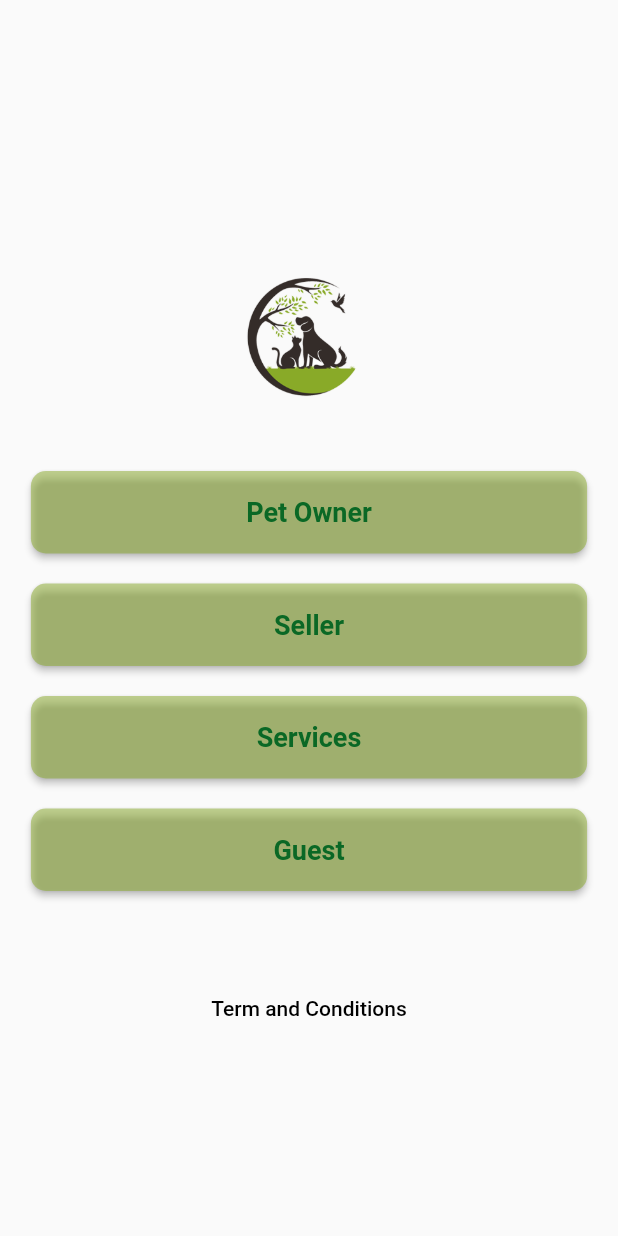
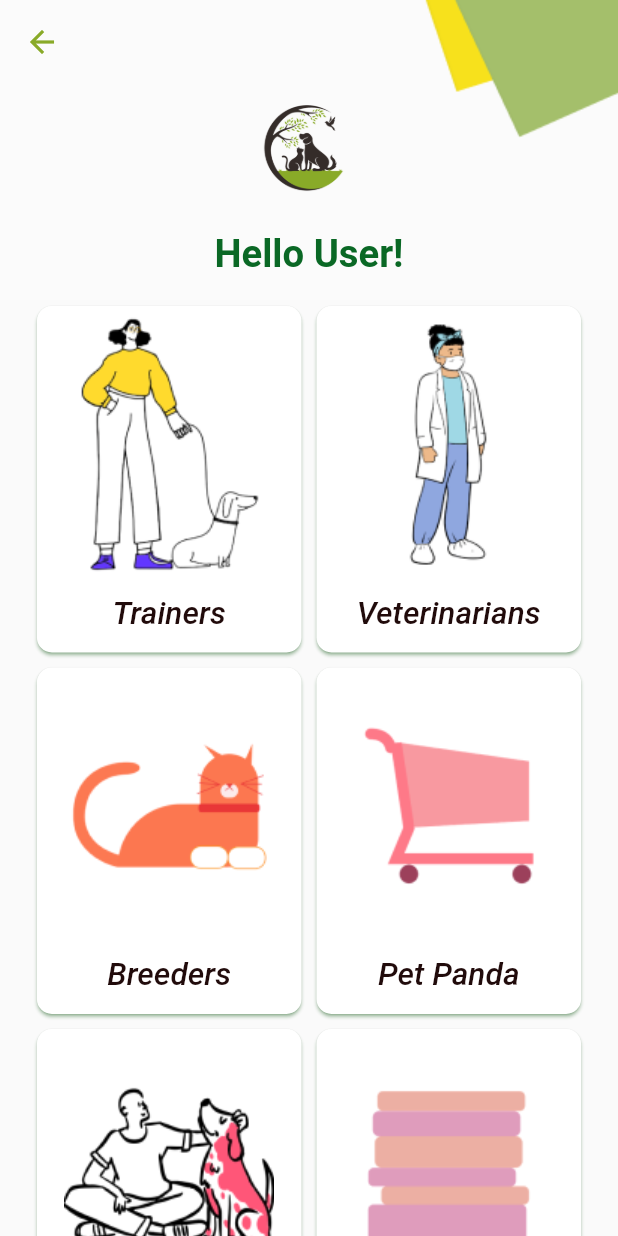
Before and after one commit to imran-maher/Pet-Paradise, a Flutter app: what mobile() shows on an empty page, opened directly, on a phone screen of 412 x 824 dp. Run offline on Flutter 3.47's test engine with Material 2 defaults, Android fonts, the phone set to English and light mode, and no system bars; our stand-ins replace firebase_core; accounts and stored records are empty.

Commit message:
Main dashboard Page Design

```diff
--- a/lib/screens/main_dashboard.dart
+++ b/lib/screens/main_dashboard.dart
@@ -1,15 +1,9 @@
 import 'package:flutter/material.dart';
+import 'package:flutter/services.dart';
 import 'package:pet_paradise/controllers/responsive_controller.dart';
-import 'package:pet_paradise/screens/login_screen.dart';
+import 'package:pet_paradise/utils/colors.dart';
 
-
-
-import '../custom_widgets/custom_widgets.dart';
-import '../utils/colors.dart';
 import '../utils/size_config.dart';
-
-String dropDownValue = "English";
-double buttonSpace = 20;
 
 class MainDashboard extends StatefulWidget {
   const MainDashboard({Key? key}) : super(key: key);
@@ -19,10 +13,20 @@ class MainDashboard extends StatefulWidget {
 }
 
 class _MainDashboardState extends State<MainDashboard> {
+  //Card Data To Show On Dashboard
+
+  @override
+  void initState() {
+    // TODO: implement initState
+    super.initState();
+    SystemChrome.setEnabledSystemUIMode(SystemUiMode.manual, overlays: []);
+  }
+
   @override
   Widget build(BuildContext context) {
     MyAppSize.config(MediaQuery.of(context));
     return Scaffold(
+      extendBodyBehindAppBar: true,
       body: Responsive(
         mobile: mobile(context),
         web: web(context),
@@ -32,114 +36,151 @@ class _MainDashboardState extends State<MainDashboard> {
   }
 }
 
-//TODO : Go To Login Screen
-goToLoginScreen(BuildContext context) {
-  Navigator.of(context).pushReplacement(
-    MaterialPageRoute(
-      builder: (context) => LoginScreen(),
-    ),
+//TODO : Mobile UI
+
+Widget mobile(BuildContext context) {
+  return Stack(
+alignment: Alignment.topRight,
+    children: [
+      Image(image: AssetImage("assets/images/rectDesign.png"),alignment: Alignment.topCenter,),
+      CustomScrollView(
+        physics: BouncingScrollPhysics(),
+        slivers: [
+          myDashboardAppBar(title: "Hello User!"),
+          SliverPadding(
+              padding: EdgeInsets.only(
+                  left: MyAppSize.width! * 0.05, right: MyAppSize.width! * 0.05),sliver: myDashboardGrid()),
+
+        ],
+      ),
+    ],
   );
 }
 
-//TODO : Mobile UI
-Widget mobile(BuildContext context) {
-  // return Container(
-  //   decoration: BoxDecoration(
-  //     image: DecorationImage(
-  //       fit: BoxFit.cover,
-  //       image: AssetImage("assets/images/backgrounds/bg1.jpg"),
-  //     ),
-  //   ),
-  //   child:
-  return Padding(
-      padding: EdgeInsets.only(
-          left: MyAppSize.width! * 0.05, right: MyAppSize.width! * 0.05),
-      child: Column(
-        crossAxisAlignment: CrossAxisAlignment.stretch,
-        mainAxisAlignment: MainAxisAlignment.center,
+//TODO : TABLET UI
+Widget tablet(BuildContext context) {
+  return Center(
+    child: Text("In Designing Process"),
+  );
+}
+
+//TODO : Web UI
+Widget web(BuildContext context) {
+  return Center(
+    child: Text("In Designing Process"),
+  );
+}
+
+// Appbar
+SliverAppBar myDashboardAppBar({required String title}) {
+  return SliverAppBar(
+
+    pinned: true,
+    floating: false,
+    elevation: 0,
+    expandedHeight: 200,
+    backgroundColor: Colors.white10,
+    leading: Icon(Icons.arrow_back, color: MyColors.LIGHT_GREEN),
+    flexibleSpace: FlexibleSpaceBar(
+      stretchModes: [StretchMode.zoomBackground,StretchMode.blurBackground],
+      title: Text(
+        "$title",
+        style: TextStyle(
+            fontSize: 17, color: MyColors.DARK_GREEN, fontWeight: FontWeight.bold),
+      ),
+      titlePadding: EdgeInsets.all(16),
+centerTitle: true,
+      background: Stack(
+        alignment: Alignment.center,
         children: [
-          SizedBox(
-            height: 15,
+          Image(
+            image: AssetImage("assets/images/logo.png"),height: 98,width: 127,
           ),
-          //TODO : Top Logo
-          Image(
-            image: AssetImage("assets/images/logo.png"),
-            height: 135,
-            width: 163,
-          ),
-          SizedBox(
-            height: buttonSpace,
-          ),
-          //TODO : Pet Owner
-          MyButton(
-            onPressed: (){
-              Navigator.of(context) .push(MaterialPageRoute( builder: (context) => LoginScreen()));
-            },
-            title: "Pet Owner",
-            color: MyColors.LIGHT_GREEN40,
-            textColor: MyColors.DARK_GREEN,
-          ),
-          SizedBox(
-            height: buttonSpace,
-          ),
-          //TODO : Seller
-          MyButton(
-            onPressed: (){
-          Navigator.of(context) .push(MaterialPageRoute( builder: (context) => LoginScreen()));
-          },
-            title: "Seller",
-            color: MyColors.LIGHT_GREEN40,
-            textColor: MyColors.DARK_GREEN,
-          ),
-          SizedBox(
-            height: buttonSpace,
-          ),
-          //TODO: Services
-          MyButton(
-            onPressed:  (){
-              Navigator.of(context) .push(MaterialPageRoute( builder: (context) => LoginScreen()));
-            },
-            title: "Services",
-            color: MyColors.LIGHT_GREEN40,
-            textColor: MyColors.DARK_GREEN,
-          ),
-          SizedBox(
-            height: buttonSpace,
-          ),
-          //TODO: Guest
-          MyButton(
-            onPressed: (){},
-            title: "Guest",
-            color: MyColors.LIGHT_GREEN40,
-            textColor: MyColors.DARK_GREEN,
-          ),
-          SizedBox(
-            height: 70,
-          ),
-          GestureDetector(
-            onTap: () {},
-            child: Center(
-              child: Text(
-                "Term and Conditions",
-                style: TextStyle(
-                    color: Colors.black,
-                    fontSize: 14,
-                    fontWeight: FontWeight.w500),
-              ),
-            ),
-          )
         ],
       ),
+      collapseMode: CollapseMode.parallax,
+    ),
 
   );
 }
 
-//TODO : Tablet UI
-Widget tablet(BuildContext context) {
-  return Center(child: Text("In Designing Process"));
+// Dashboard Grid
+SliverGrid myDashboardGrid() {
+  List<MyDashboardCardData> gridCardData = generateCardData();
+  return SliverGrid(
+    gridDelegate: SliverGridDelegateWithFixedCrossAxisCount(
+        crossAxisCount: 2,
+        mainAxisExtent: 239,
+        mainAxisSpacing: 2,
+        crossAxisSpacing: 2),
+    delegate: SliverChildBuilderDelegate((BuildContext context, int index) {
+      return Card(
+        elevation: 1,
+        shadowColor: Colors.green,
+        shape: RoundedRectangleBorder(borderRadius: BorderRadius.circular(10)),
+        child: InkWell(
+          splashColor: MyColors.LIGHT_GREEN,
+          onTap: () {},
+          borderRadius: BorderRadius.circular(10),
+          child: Column(
+            mainAxisAlignment: MainAxisAlignment.center,
+            crossAxisAlignment: CrossAxisAlignment.stretch,
+            children: [
+              Expanded(
+                  flex: 4,
+                  child:
+                      Image(image: AssetImage(gridCardData[index]._imgPath))),
+              Expanded(
+                  child: Padding(
+                padding: const EdgeInsets.all(8.0),
+                child: Text(
+                  gridCardData[index]._title,
+                  textAlign: TextAlign.center,
+                  style: TextStyle(
+                      color: MyColors.DARK_BROWN,
+                      fontSize: 21,
+                      fontStyle: FontStyle.italic,
+                      fontWeight: FontWeight.w500),
+                ),
+              ))
+            ],
+          ),
+        ),
+      );
+    }, childCount: gridCardData.length),
+  );
 }
 
-//TODO : Web UI
-Widget web(BuildContext context) {
-  return Center(child: Text("In Designing Process"));
+//Card Data Module
+class MyDashboardCardData {
+  late final String _imgPath;
+  late final String _title;
+
+  MyDashboardCardData({required String imgPath, required String title}) {
+    this._imgPath = imgPath;
+    this._title = title;
+  }
+
+  String get title => _title;
+
+  String get imgPath => _imgPath;
 }
+
+//generate card Data List
+List<MyDashboardCardData> generateCardData() {
+  return <MyDashboardCardData>[
+    MyDashboardCardData(
+        title: "Trainers", imgPath: "assets/images/trainerLogo.png"),
+    MyDashboardCardData(
+        title: "Veterinarians", imgPath: "assets/images/veterinariansLogo.png"),
+    MyDashboardCardData(
+        title: "Breeders", imgPath: "assets/images/breedersLogo.png"),
+    MyDashboardCardData(
+        title: "Pet Panda", imgPath: "assets/images/petPandaLogo.png"),
+    MyDashboardCardData(
+        title: "Adopt A Pet", imgPath: "assets/images/adoptPetLogo.png"),
+    MyDashboardCardData(
+        title: "Blogs & Articles",
+        imgPath: "assets/images/blogs&ArticlesLogo.png"),
+  ];
+}
--- a/lib/screens/splash_screen.dart
+++ b/lib/screens/splash_screen.dart
@@ -3,7 +3,6 @@ import 'dart:async';
 import 'package:flutter/material.dart';
 import 'package:flutter/services.dart';
 import 'package:pet_paradise/screens/main_dashboard.dart';
-import 'package:pet_paradise/screens/services_dashboard.dart';
 import 'package:pet_paradise/utils/size_config.dart';
 
 class SplashScreen extends StatefulWidget {
@@ -18,9 +17,9 @@ class _SplashScreenState extends State<SplashScreen> {
   void initState() {
     // TODO: implement initState
     super.initState();
-    SystemChrome.setEnabledSystemUIMode(SystemUiMode.manual,overlays: [SystemUiOverlay.bottom]);
+    SystemChrome.setEnabledSystemUIMode(SystemUiMode.manual,overlays: []);
     Timer(Duration(seconds: 3) , (){
-      Navigator.of(context).pushReplacement(MaterialPageRoute(builder: (BuildContext context) =>ServicesDashboard()));
+      Navigator.of(context).pushReplacement(MaterialPageRoute(builder: (BuildContext context) =>MainDashboard()));
     });
   }
   @override
--- a/lib/utils/colors.dart
+++ b/lib/utils/colors.dart
@@ -5,5 +5,6 @@ class MyColors{
   static const Color LIGHT_GREEN40 = Color(0x8089aa28);
   static const Color DARK_GREEN = Color(0xff0A6825);
   static const Color RED = Color(0xffAB1818);
+  static const Color DARK_BROWN = Color(0xff210B0B);
 
 }
```
Also changed, not shown: lib/custom_widgets/background.dart (deleted, +0 -15 lines), lib/custom_widgets/custom_widgets.dart (+20 -0 lines), lib/screens/services_dashboard.dart (deleted, +0 -37 lines), lib/screens/user_type_choice.dart (added, +145 -0 lines), assets/images/adoptPetLogo.png (added), assets/images/blogs&ArticlesLogo.png (added), assets/images/breedersLogo.png (added), assets/images/petPandaLogo.png (added), assets/images/trainerLogo.png (added), assets/images/veterinariansLogo.png (added).
